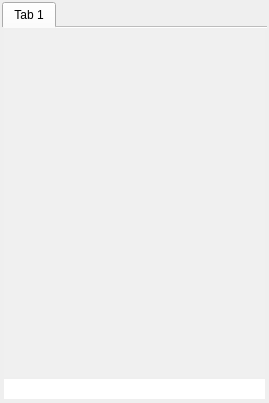
Above: src/ui/principal.ui from yordanimajuan/cliente-whatsApp before the change. Below: the same form after it.
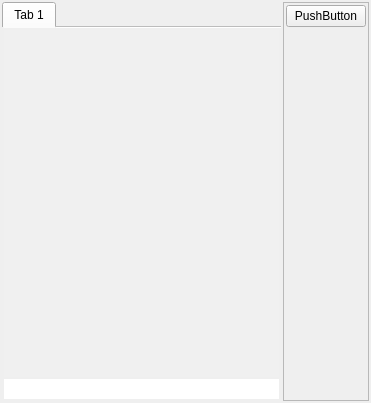
That is the form after the change.

Patch:
```diff
--- a/src/ui/principal.ui
+++ b/src/ui/principal.ui
@@ -6,7 +6,7 @@
    <rect>
     <x>0</x>
     <y>0</y>
-    <width>269</width>
+    <width>371</width>
     <height>403</height>
    </rect>
   </property>
@@ -30,7 +30,7 @@
     <property name="spacing">
      <number>2</number>
     </property>
-    <item row="0" column="0">
+    <item row="0" column="1">
      <widget class="QTabWidget" name="tabWidget">
       <property name="tabShape">
        <enum>QTabWidget::Rounded</enum>
@@ -103,6 +103,50 @@
       </widget>
      </widget>
     </item>
+    <item row="0" column="2">
+     <widget class="QFrame" name="verticalFrame">
+      <property name="frameShape">
+       <enum>QFrame::StyledPanel</enum>
+      </property>
+      <layout class="QVBoxLayout" name="verticalLayout">
+       <property name="spacing">
+        <number>2</number>
+       </property>
+       <property name="leftMargin">
+        <number>2</number>
+       </property>
+       <property name="topMargin">
+        <number>2</number>
+       </property>
+       <property name="rightMargin">
+        <number>2</number>
+       </property>
+       <property name="bottomMargin">
+        <number>2</number>
+       </property>
+       <item>
+        <widget class="QPushButton" name="pushButton">
+         <property name="text">
+          <string>PushButton</string>
+         </property>
+        </widget>
+       </item>
+       <item>
+        <spacer name="verticalSpacer">
+         <property name="orientation">
+          <enum>Qt::Vertical</enum>
+         </property>
+         <property name="sizeHint" stdset="0">
+          <size>
+           <width>20</width>
+           <height>40</height>
+          </size>
+         </property>
+        </spacer>
+       </item>
+      </layout>
+     </widget>
+    </item>
    </layout>
   </widget>
  </widget>
```
